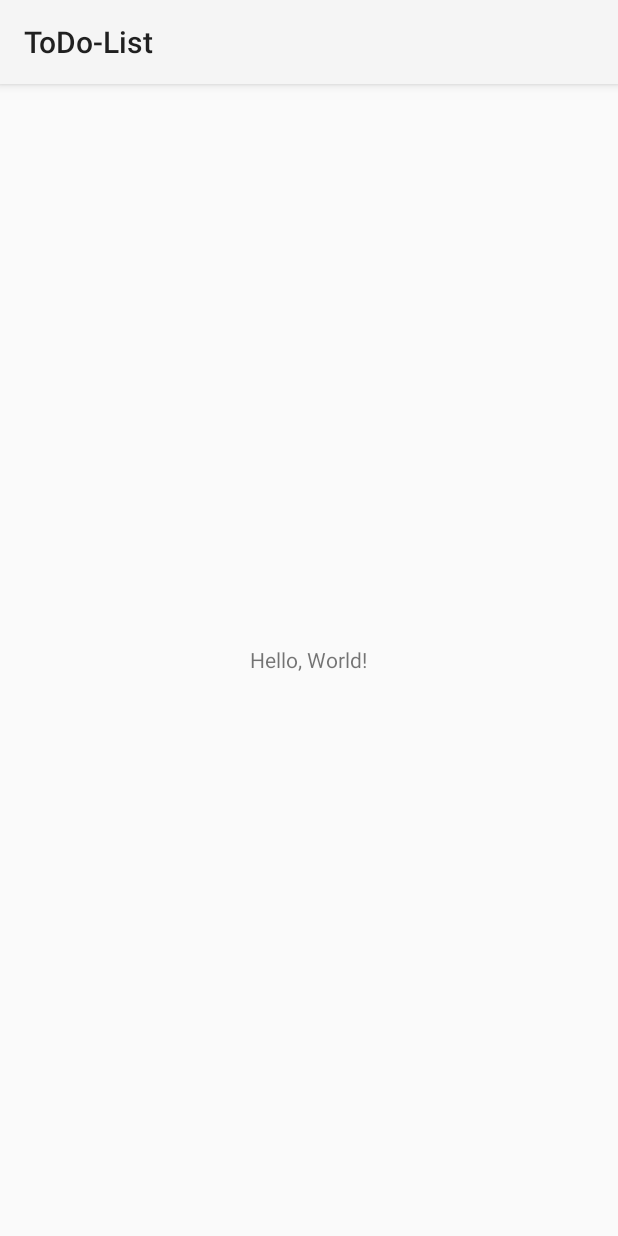
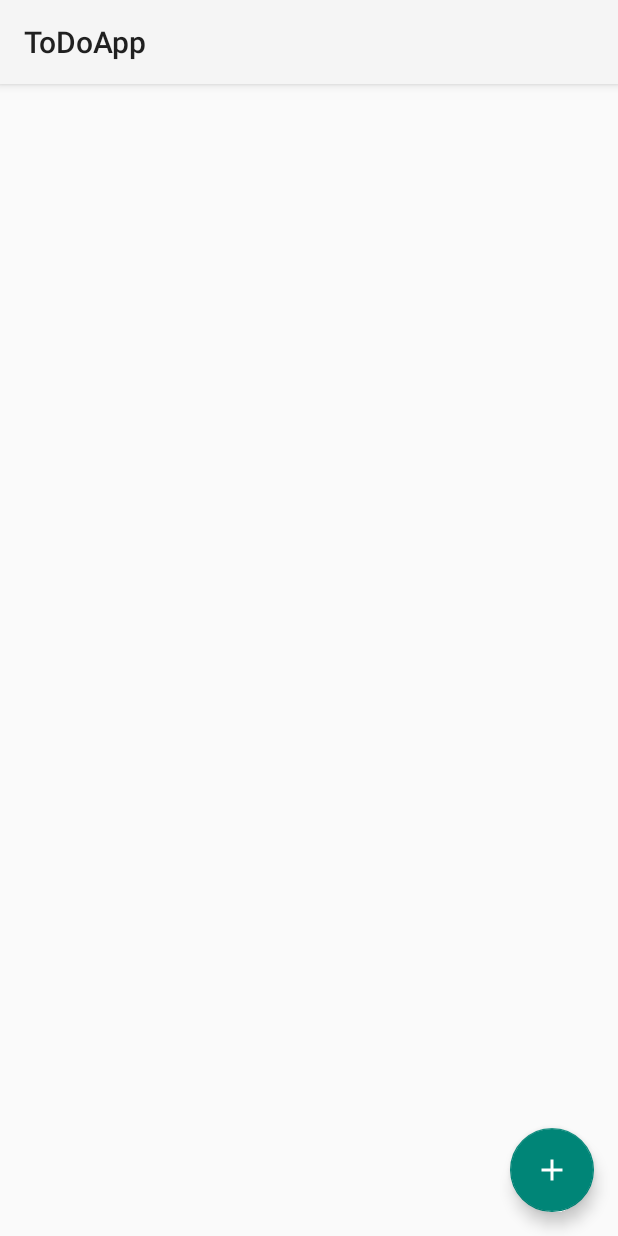
Before and after one commit to KathrinGitHub/ToDo-List, an Android app: the screen it shows after launch (MainActivity), on a phone screen of 412 x 824 dp. Run offline under Robolectric (Android 15) with nearby library versions, the phone set to English and light mode, and no system bars.

Commit message:
implemented simple ToDo-App

```diff
--- a/app/build.gradle.kts
+++ b/app/build.gradle.kts
@@ -4,11 +4,11 @@ plugins {
 }
 
 android {
-    namespace = "com.example.todo_list"
+    namespace = "com.example.todoapp"
     compileSdk = 34
 
     defaultConfig {
-        applicationId = "com.example.todo_list"
+        applicationId = "com.example.todoapp"
         minSdk = 28
         targetSdk = 34
         versionCode = 1
--- a/app/src/main/AndroidManifest.xml
+++ b/app/src/main/AndroidManifest.xml
@@ -1,14 +1,15 @@
 <!-- src/main/AndroidManifest.xml -->
 <manifest xmlns:android="http://schemas.android.com/apk/res/android"
-    package="com.example.todo_list">
+    package="com.example.todoapp">
 
     <application
         android:allowBackup="true"
         android:label="@string/app_name"
+        android:icon="@mipmap/ic_launcher"
         android:roundIcon="@mipmap/ic_launcher_round"
         android:theme="@style/Theme.AppCompat.Light"
         android:supportsRtl="true">
-        <activity android:name=".MainActivity"
+        <activity android:name="com.example.todoapp.MainActivity"
             android:exported="true">
             <intent-filter>
                 <action android:name="android.intent.action.MAIN" />
--- a/app/src/main/java/com/example/todo_list/MainActivity.kt
+++ /dev/null
@@ -1,12 +0,0 @@
-package com.example.todo_list
-
-import android.os.Bundle
-import androidx.appcompat.app.AppCompatActivity
-
-class MainActivity : AppCompatActivity() {
-    override fun onCreate(savedInstanceState: Bundle?) {
-        super.onCreate(savedInstanceState)
-        setContentView(R.layout.activity_main)
-        println("Hello, World!")
-    }
-}
--- /dev/null
+++ b/app/src/main/java/com/example/todoapp/MainActivity.kt
@@ -0,0 +1,58 @@
+package com.example.todoapp
+
+import android.os.Bundle
+import android.text.InputType
+import android.widget.EditText
+import androidx.appcompat.app.AlertDialog
+import androidx.appcompat.app.AppCompatActivity
+import androidx.recyclerview.widget.LinearLayoutManager
+import androidx.recyclerview.widget.RecyclerView
+import com.example.todoapp.R
+import com.google.android.material.floatingactionbutton.FloatingActionButton
+
+class MainActivity : AppCompatActivity() {
+
+    private lateinit var toDoAdapter: ToDoAdapter
+    private val todos = mutableListOf<ToDo>()
+
+    override fun onCreate(savedInstanceState: Bundle?) {
+        super.onCreate(savedInstanceState)
+        setContentView(R.layout.activity_main)
+        //println("Hello, World!")
+
+        toDoAdapter = ToDoAdapter(todos)
+        val recyclerView: RecyclerView = findViewById(R.id.recyclerView)
+        recyclerView.adapter = toDoAdapter
+        recyclerView.layoutManager = LinearLayoutManager(this)
+
+        val fab: FloatingActionButton = findViewById(R.id.fab)
+        fab.setOnClickListener {
+            showAddToDoDialog()
+        }
+    }
+
+    private fun showAddToDoDialog() {
+        val builder = AlertDialog.Builder(this)
+        builder.setTitle("Add ToDo")
+
+        val input = EditText(this)
+        input.inputType = InputType.TYPE_CLASS_TEXT
+        builder.setView(input)
+
+        builder.setPositiveButton("Add") { dialog, _ ->
+            val title = input.text.toString()
+            if (title.isNotEmpty()) {
+                val todo = ToDo(title)
+                toDoAdapter.addToDo(todo)
+            }
+            dialog.dismiss()
+        }
+        builder.setNeutralButton("Cancel") { dialog, _ -> dialog.cancel()}
+
+        builder.show()
+    }
+     private fun addToDoItem(todo: ToDo) {
+         todos.add(todo)
+         toDoAdapter.notifyItemInserted(todos.size -1)
+     }
+}
--- /dev/null
+++ b/app/src/main/java/com/example/todoapp/ToDo.kt
@@ -0,0 +1,6 @@
+package com.example.todoapp
+
+data class ToDo(
+    val title: String,
+    var isDone: Boolean = false
+)
--- /dev/null
+++ b/app/src/main/res/drawable/ic_add.xml
@@ -0,0 +1,9 @@
+<vector xmlns:android="http://schemas.android.com/apk/res/android"
+    android:width="24dp"
+    android:height="24dp"
+    android:viewportWidth="24"
+    android:viewportHeight="24">
+    <path
+        android:fillColor="@color/white"
+        android:pathData="M19,13H13v6h-2v-6H5v-2h6V5h2v6h6v2z"/>
+</vector>
--- a/app/src/main/res/layout/activity_main.xml
+++ b/app/src/main/res/layout/activity_main.xml
@@ -1,12 +1,28 @@
 <?xml version="1.0" encoding="utf-8"?>
-<LinearLayout xmlns:android="http://schemas.android.com/apk/res/android"
+
+<androidx.constraintlayout.widget.ConstraintLayout xmlns:android="http://schemas.android.com/apk/res/android"
+    xmlns:app="http://schemas.android.com/apk/res-auto"
+    xmlns:tools="http://schemas.android.com/tools"
     android:layout_width="match_parent"
     android:layout_height="match_parent"
-    android:orientation="vertical"
-    android:gravity="center">
+    tools:context=".MainActivity">
 
-    <TextView
+    <androidx.recyclerview.widget.RecyclerView
+        android:id="@+id/recyclerView"
+        android:layout_width="0dp"
+        android:layout_height="0dp"
+        app:layout_constraintTop_toTopOf="parent"
+        app:layout_constraintTop_toBottomOf="parent"
+        app:layout_constraintStart_toStartOf="parent"
+        app:layout_constraintEnd_toEndOf="parent"/>
+
+    <com.google.android.material.floatingactionbutton.FloatingActionButton
+        android:id="@+id/fab"
         android:layout_width="wrap_content"
         android:layout_height="wrap_content"
-        android:text="Hello, World!" />
-</LinearLayout>
+        android:layout_margin="16dp"
+        android:src="@drawable/ic_add"
+        app:layout_constraintBottom_toBottomOf="parent"
+        app:layout_constraintEnd_toEndOf="parent"/>
+
+</androidx.constraintlayout.widget.ConstraintLayout>
--- a/app/src/main/res/values/strings.xml
+++ b/app/src/main/res/values/strings.xml
@@ -1,3 +1,3 @@
 <resources>
-    <string name="app_name">ToDo-List</string>
+    <string name="app_name">ToDoApp</string>
 </resources>
```
Also changed, not shown: app/src/main/java/com/example/todoapp/ToDoAdapter.kt (added, +38 -0 lines), app/src/main/res/layout/item_todo.xml (added, +27 -0 lines), 4 other files.
